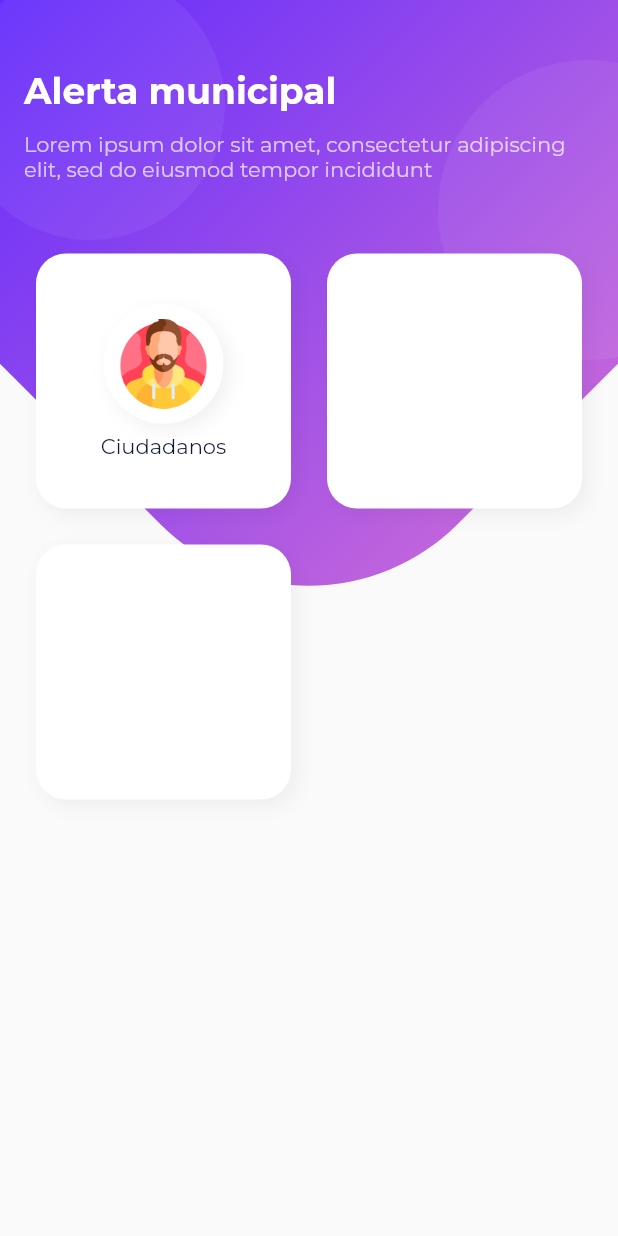
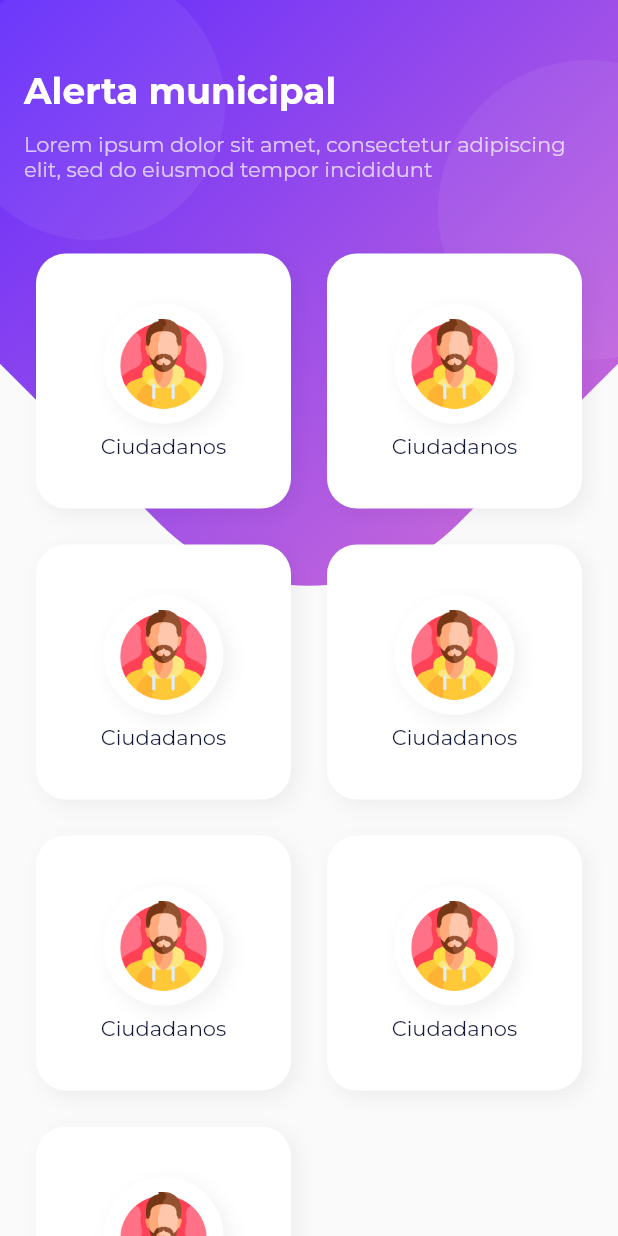
Before and after one commit to ehbarrionuevo/flutter_codigo_alerta, a Flutter app: the HomePage screen opened directly, on a phone screen of 412 x 824 dp. Run offline on Flutter 3.47's test engine with Material 2 defaults, Android fonts, the phone set to English and light mode, and no system bars; our stand-ins replace google_fonts; network calls fail.

Commit message:
Mods 2.1

```diff
--- a/lib/pages/home_page.dart
+++ b/lib/pages/home_page.dart
@@ -4,6 +4,7 @@ import 'package:flutter/material.dart';
 import 'package:flutter_codigo_alerta/ui/general/colors.dart';
 import 'package:flutter_codigo_alerta/ui/widgets/background_widget.dart';
 import 'package:flutter_codigo_alerta/ui/widgets/general_widget.dart';
+import 'package:flutter_codigo_alerta/ui/widgets/item_menu_widget.dart';
 
 class HomePage extends StatelessWidget {
   const HomePage({Key? key}) : super(key: key);
@@ -41,80 +42,20 @@ class HomePage extends StatelessWidget {
                     ),
                     divider40,
                     GridView.count(
+                      physics: const ScrollPhysics(),
                       shrinkWrap: true,
                       crossAxisCount: 2,
                       crossAxisSpacing: 8.0,
                       mainAxisSpacing: 8.0,
                       children: [
-                        Container(
-                          margin: const EdgeInsets.all(8.0),
-                          decoration: BoxDecoration(
-                            color: Colors.white,
-                            borderRadius: BorderRadius.circular(20.0),
-                            boxShadow: [
-                              BoxShadow(
-                                  color: Colors.black.withOpacity(0.05),
-                                  offset: const Offset(4, 4),
-                                  blurRadius: 10.0),
-                            ],
-                          ),
-                          child: Column(
-                            mainAxisAlignment: MainAxisAlignment.center,
-                            children: [
-                              Container(
-                                padding: const EdgeInsets.all(10.0),
-                                decoration: BoxDecoration(
-                                  color: Colors.white,
-                                  shape: BoxShape.circle,
-                                  boxShadow: [
-                                    BoxShadow(
-                                        color: Colors.black.withOpacity(0.06),
-                                        offset: const Offset(4, 4),
-                                        blurRadius: 10.0),
-                                  ],
-                                ),
-                                child: Image.asset(
-                                  'assets/images/man.png',
-                                  height: 60,
-                                ),
-                              ),
-                              divider6,
-                              Text(
-                                "Ciudadanos",
-                                style: TextStyle(
-                                  color: kFontPrimaryColor,
-                                  fontWeight: FontWeight.normal,
-                                ),
-                              )
-                            ],
-                          ),
-                        ),
-                        Container(
-                          margin: const EdgeInsets.all(8.0),
-                          decoration: BoxDecoration(
-                            color: Colors.white,
-                            borderRadius: BorderRadius.circular(20.0),
-                            boxShadow: [
-                              BoxShadow(
-                                  color: Colors.black.withOpacity(0.05),
-                                  offset: const Offset(4, 4),
-                                  blurRadius: 10.0),
-                            ],
-                          ),
-                        ),
-                        Container(
-                          margin: const EdgeInsets.all(8.0),
-                          decoration: BoxDecoration(
-                            color: Colors.white,
-                            borderRadius: BorderRadius.circular(20.0),
-                            boxShadow: [
-                              BoxShadow(
-                                  color: Colors.black.withOpacity(0.05),
-                                  offset: const Offset(4, 4),
-                                  blurRadius: 10.0),
-                            ],
-                          ),
-                        ),
+                        ItemMenuWidget(),
+                        ItemMenuWidget(),
+                        ItemMenuWidget(),
+                        ItemMenuWidget(),
+                        ItemMenuWidget(),
+                        ItemMenuWidget(),
+                        ItemMenuWidget(),
+
                       ],
                     ),
                   ],
--- /dev/null
+++ b/lib/ui/widgets/item_menu_widget.dart
@@ -0,0 +1,55 @@
+
+import 'package:flutter/material.dart';
+import 'package:flutter_codigo_alerta/ui/general/colors.dart';
+import 'package:flutter_codigo_alerta/ui/widgets/general_widget.dart';
+
+class ItemMenuWidget extends StatelessWidget {
+  const ItemMenuWidget({Key? key}) : super(key: key);
+
+  @override
+  Widget build(BuildContext context) {
+    return Container(
+      margin: const EdgeInsets.all(8.0),
+      decoration: BoxDecoration(
+        color: Colors.white,
+        borderRadius: BorderRadius.circular(20.0),
+        boxShadow: [
+          BoxShadow(
+              color: Colors.black.withOpacity(0.05),
+              offset: const Offset(4, 4),
+              blurRadius: 10.0),
+        ],
+      ),
+      child: Column(
+        mainAxisAlignment: MainAxisAlignment.center,
+        children: [
+          Container(
+            padding: const EdgeInsets.all(10.0),
+            decoration: BoxDecoration(
+              color: Colors.white,
+              shape: BoxShape.circle,
+              boxShadow: [
+                BoxShadow(
+                    color: Colors.black.withOpacity(0.06),
+                    offset: const Offset(4, 4),
+                    blurRadius: 10.0),
+              ],
+            ),
+            child: Image.asset(
+              'assets/images/man.png',
+              height: 60,
+            ),
+          ),
+          divider6,
+          Text(
+            "Ciudadanos",
+            style: TextStyle(
+              color: kFontPrimaryColor,
+              fontWeight: FontWeight.normal,
+            ),
+          )
+        ],
+      ),
+    );
+  }
+}
```
